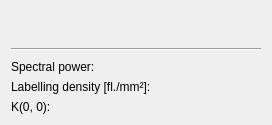
Above: frcpredict/ui/input/sample/sample_properties_w.ui from Bodeeen/Resolution_prediction_software before the change. Below: the same form after it.
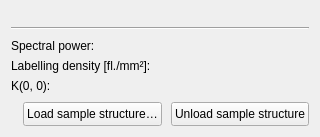
That is the form after the change. Custom widgets are drawn as their Qt base class.

```diff
--- a/frcpredict/ui/input/sample/sample_properties_w.ui
+++ b/frcpredict/ui/input/sample/sample_properties_w.ui
@@ -6,8 +6,8 @@
    <rect>
     <x>0</x>
     <y>0</y>
-    <width>272</width>
-    <height>125</height>
+    <width>320</width>
+    <height>137</height>
    </rect>
   </property>
   <property name="windowTitle">
@@ -62,10 +62,46 @@
      <item row="2" column="1">
       <widget class="ExtendedFreeFloatBox" name="editKOrigin" native="true"/>
      </item>
-     <item row="0" column="1">
-      <widget class="ExtendedFreeFloatBox" name="editSpectralPower" native="true">
-       <property name="infoText" stdset="0">
-        <string>TODO: Add info text here.</string>
+    </layout>
+   </item>
+   <item>
+    <layout class="QHBoxLayout" name="horizontalLayout">
+     <item>
+      <spacer name="horizontalSpacer">
+       <property name="orientation">
+        <enum>Qt::Horizontal</enum>
+       </property>
+       <property name="sizeHint" stdset="0">
+        <size>
+         <width>40</width>
+         <height>20</height>
+        </size>
+       </property>
+      </spacer>
+     </item>
+     <item>
+      <widget class="QPushButton" name="btnLoadSampleStructure">
+       <property name="minimumSize">
+        <size>
+         <width>0</width>
+         <height>24</height>
+        </size>
+       </property>
+       <property name="text">
+        <string>Load sample structure…</string>
+       </property>
+      </widget>
+     </item>
+     <item>
+      <widget class="QPushButton" name="btnUnloadSampleStructure">
+       <property name="minimumSize">
+        <size>
+         <width>0</width>
+         <height>24</height>
+        </size>
+       </property>
+       <property name="text">
+        <string>Unload sample structure</string>
        </property>
       </widget>
      </item>
```
Left out of the diff: 7 changed lines with no effect on the pictures.
